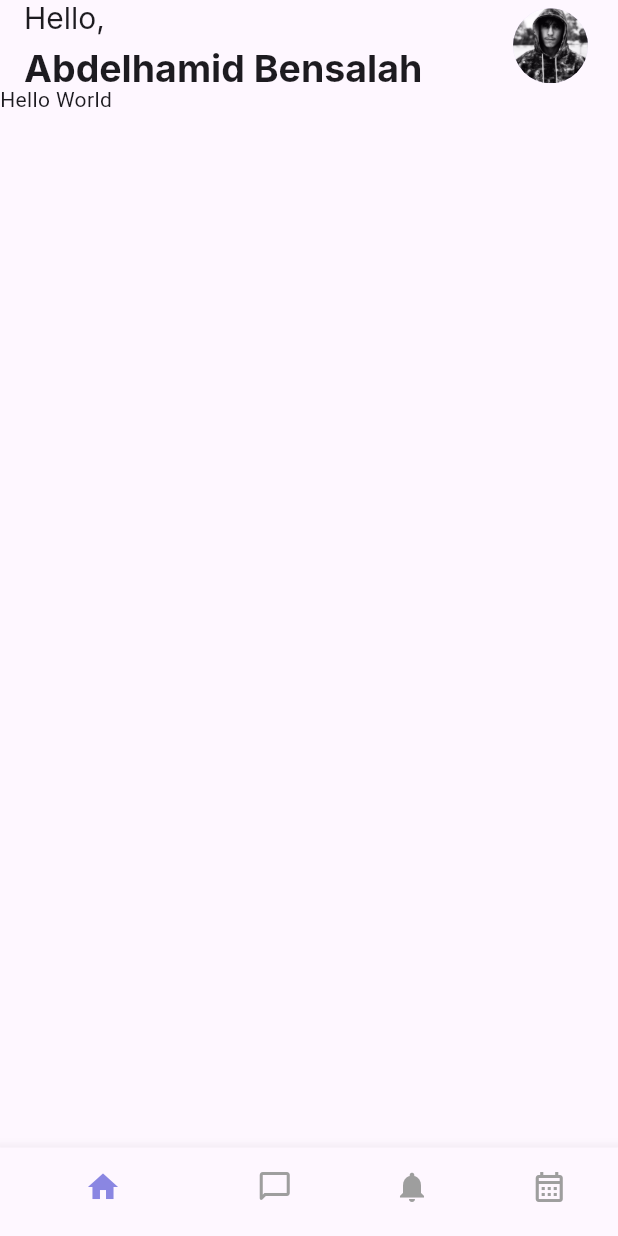
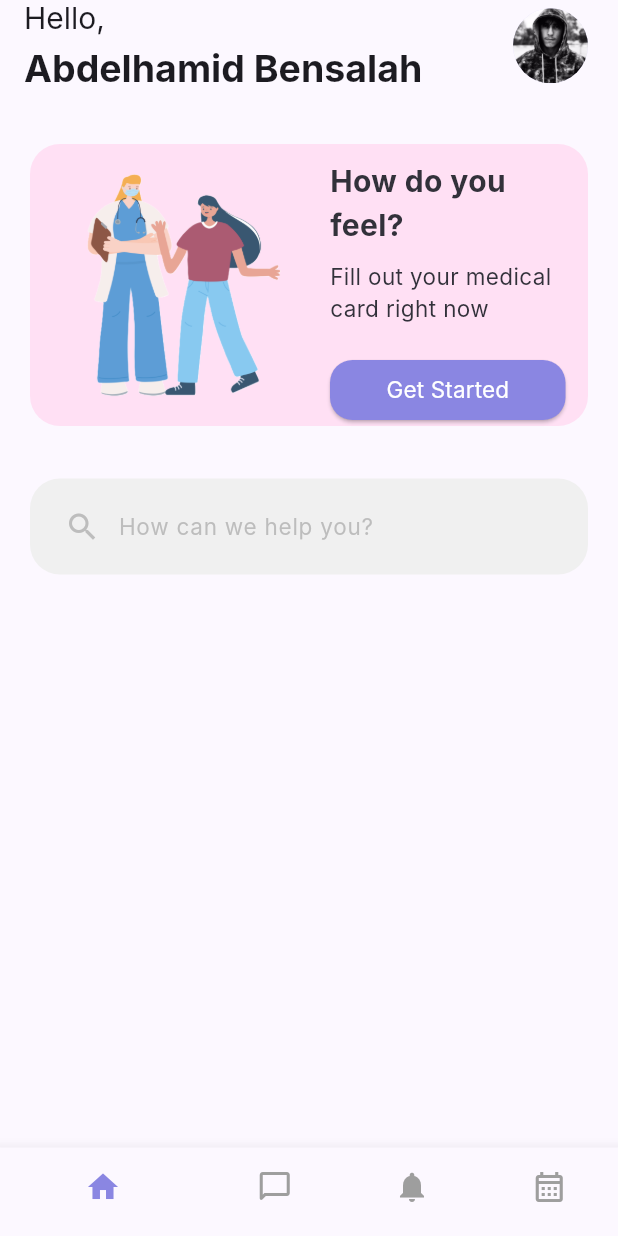
Before and after one commit to bens1001/medical_app_ui, a Flutter app: the screen it shows after launch, on a phone screen of 412 x 824 dp. Run offline on Flutter 3.47's test engine with Material 3 defaults, Android fonts, the phone set to English and light mode, and no system bars; our stand-ins replace get; Roboto replaces fonts that are missing (Inter).

Commit message:
make home screen ( Get started container & Searchbar container )

```diff
--- a/lib/main.dart
+++ b/lib/main.dart
@@ -16,7 +16,9 @@
       debugShowCheckedModeBanner: false,
       title: 'Flutter Demo',
       theme: ThemeData(
-        colorScheme: ColorScheme.fromSeed(seedColor: Colors.deepPurple),
+        colorScheme: ColorScheme.fromSeed(
+          seedColor: const Color.fromARGB(255, 138, 134, 226),
+        ),
         useMaterial3: true,
       ),
       home: HomeScreen(),
--- a/lib/modules/home/view.dart
+++ b/lib/modules/home/view.dart
@@ -1,9 +1,12 @@
 import 'package:flutter/material.dart';
+import 'package:flutter/widgets.dart';
 import 'package:medical_app_ui/modules/home/widgets/appbar_title.dart';
 import 'package:medical_app_ui/modules/home/widgets/bottom_nav_bar.dart';
+import 'package:medical_app_ui/modules/home/widgets/get_started_container.dart';
+import 'package:medical_app_ui/modules/home/widgets/search_bar_container.dart';
 
 class HomeScreen extends StatelessWidget {
-  HomeScreen({super.key});
+  const HomeScreen({super.key});
 
   @override
   Widget build(BuildContext context) {
@@ -21,10 +24,14 @@
           ),
         ],
       ),
-      body: Column(
-        children: const [
-          Text('Hello World'),
-        ],
+      body: const Padding(
+        padding: EdgeInsets.only(left: 20, right: 20, top: 40),
+        child: Column(
+          children: [
+            GetStartedContainer(),
+            SearchBarContainer(),
+          ],
+        ),
       ),
       bottomNavigationBar: BottomNavigationBarWidget(),
     );
--- a/lib/modules/home/widgets/appbar_title.dart
+++ b/lib/modules/home/widgets/appbar_title.dart
@@ -20,7 +20,7 @@
           ),
         ),
         Padding(
-          padding: const EdgeInsets.only(top: 5),
+          padding: EdgeInsets.only(top: 5),
           child: Text(
             'Abdelhamid Bensalah',
             style: TextStyle(
--- /dev/null
+++ b/lib/modules/home/widgets/get_started_container.dart
@@ -0,0 +1,78 @@
+import 'package:flutter/material.dart';
+
+class GetStartedContainer extends StatelessWidget {
+  const GetStartedContainer({super.key});
+  @override
+  Widget build(BuildContext context) {
+    return Container(
+      decoration: BoxDecoration(
+        borderRadius: BorderRadius.circular(20),
+        color: const Color.fromARGB(255, 255, 224, 244),
+      ),
+      padding: const EdgeInsets.only(left: 15, right: 15),
+      child: Row(
+        children: [
+          Image.asset(
+            'assets/images/doctor-2.png', // replace 'your_image.png' with your actual image path
+            width: 175,
+            height: 175,
+          ),
+          const SizedBox(width: 10),
+          Expanded(
+            child: Column(
+              crossAxisAlignment: CrossAxisAlignment.start,
+              children: [
+                const Padding(
+                  padding: EdgeInsets.only(top: 10),
+                  child: Text(
+                    'How do you feel?',
+                    style: TextStyle(
+                      color: Color.fromARGB(255, 50, 49, 58),
+                      fontFamily: 'Inter',
+                      fontWeight: FontWeight.bold,
+                      fontSize: 20,
+                    ),
+                  ),
+                ),
+                const Padding(
+                  padding: EdgeInsets.only(top: 10, bottom: 20),
+                  child: Text(
+                    'Fill out your medical card right now',
+                    style: TextStyle(
+                      color: Color.fromARGB(255, 50, 49, 58),
+                      fontFamily: 'Inter',
+                      fontWeight: FontWeight.normal,
+                      fontSize: 15,
+                    ),
+                  ),
+                ),
+                SizedBox(
+                  width: double.infinity,
+                  child: ElevatedButton(
+                    style: ElevatedButton.styleFrom(
+                      backgroundColor: const Color.fromARGB(255, 138, 134, 226),
+                      shape: RoundedRectangleBorder(
+                        borderRadius: BorderRadius.circular(15),
+                      ),
+                      minimumSize: const Size(double.infinity, 40),
+                    ),
+                    child: const Text(
+                      'Get Started',
+                      style: TextStyle(
+                        color: Colors.white,
+                        fontSize: 15,
+                        fontFamily: 'Inter',
+                        fontWeight: FontWeight.normal,
+                      ),
+                    ),
+                    onPressed: () {},
+                  ),
+                ),
+              ],
+            ),
+          ),
+        ],
+      ),
+    );
+  }
+}
--- /dev/null
+++ b/lib/modules/home/widgets/search_bar_container.dart
@@ -0,0 +1,53 @@
+import 'package:flutter/material.dart';
+
+class SearchBarContainer extends StatelessWidget {
+  const SearchBarContainer({super.key});
+
+  @override
+  Widget build(BuildContext context) {
+    return Padding(
+      padding: const EdgeInsets.only(top: 35),
+      child: Container(
+        padding: const EdgeInsets.only(left: 15, right: 15),
+        decoration: BoxDecoration(
+          borderRadius: BorderRadius.circular(20),
+          color: const Color.fromARGB(255, 240, 240, 240),
+        ),
+        child: Padding(
+          padding: const EdgeInsets.all(8),
+          child: Row(
+            children: [
+              const Icon(
+                Icons.search,
+                color: Color.fromARGB(158, 158, 158, 158),
+              ),
+              const SizedBox(
+                width: 12,
+              ),
+              Expanded(
+                child: TextField(
+                  style: const TextStyle(
+                    fontSize: 15,
+                    fontFamily: 'Inter',
+                    fontWeight: FontWeight.w400,
+                  ),
+                  controller: TextEditingController(),
+                  decoration: const InputDecoration(
+                    hintText: 'How can we help you?',
+                    hintStyle: TextStyle(
+                      color: Color.fromARGB(158, 158, 158, 158),
+                      fontSize: 15,
+                      fontFamily: 'Inter',
+                      fontWeight: FontWeight.w400,
+                    ),
+                    border: InputBorder.none,
+                  ),
+                ),
+              ),
+            ],
+          ),
+        ),
+      ),
+    );
+  }
+}
--- a/lib/modules/onboarding/view.dart
+++ b/lib/modules/onboarding/view.dart
@@ -8,7 +8,7 @@
   @override
   Widget build(BuildContext context) {
     return Scaffold(
-      backgroundColor: const Color.fromARGB(255, 250, 250, 250),
+      backgroundColor: const Color.fromARGB(255, 240, 240, 240),
       body: Stack(
         children: [
           Image.asset(
```
